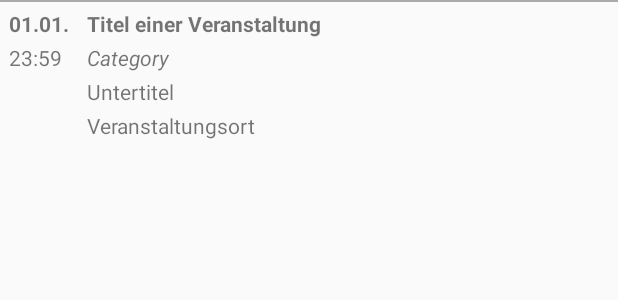
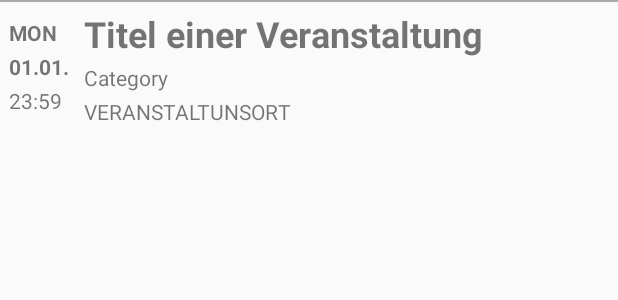
Before and after one commit to intergalacticsuperhero/Hypezig, an Android app: the layout layout_listitem.xml on its own in the app's theme, with its tools: preview values and no code run, on a phone screen of 412 x 824 dp. Shown: the top 300 px of the screen. Run offline under Robolectric (Android 15) with nearby library versions, the phone set to English and light mode, and no system bars.

Commit message:
Implement detail view

```diff
--- a/app/src/main/AndroidManifest.xml
+++ b/app/src/main/AndroidManifest.xml
@@ -2,7 +2,7 @@
 <manifest xmlns:android="http://schemas.android.com/apk/res/android"
     package="com.example.javaapp">
 
-    <uses-permission android:name="android.permission.INTERNET"/>
+    <uses-permission android:name="android.permission.INTERNET" />
 
     <application
         android:allowBackup="true"
@@ -11,6 +11,7 @@
         android:roundIcon="@mipmap/ic_launcher_round"
         android:supportsRtl="true"
         android:theme="@style/AppTheme">
+        <activity android:name=".EventDetailsActivity"></activity>
         <activity android:name=".MainActivity">
             <intent-filter>
                 <action android:name="android.intent.action.MAIN" />
--- a/app/src/main/java/com/example/javaapp/db/EventDao.java
+++ b/app/src/main/java/com/example/javaapp/db/EventDao.java
@@ -12,6 +12,9 @@ import java.util.List;
 @Dao
 public interface EventDao {
 
+    @Query("SELECT * from event WHERE eventId = :eventId")
+    Event getByEventId(int eventId);
+
     @Query("SELECT * from event ORDER by date, locationName, category")
     List<Event> getAll();
 
@@ -20,6 +23,8 @@ public interface EventDao {
 
     @Query("SELECT * from event ORDER by locationName, date, category")
     List<Event> getAllOrderedByLocation();
+
+
 
     @Insert
     void insertAll(Event... events);
--- a/app/src/main/res/layout/layout_listitem.xml
+++ b/app/src/main/res/layout/layout_listitem.xml
@@ -3,6 +3,14 @@
     android:layout_width="match_parent" android:layout_height="wrap_content"
     android:id="@+id/parent_layout">
 
+    <TextView
+        android:id="@+id/day"
+        android:layout_width="wrap_content"
+        android:layout_height="wrap_content"
+        android:text="MON"
+        android:layout_marginLeft="6dp"
+        android:layout_marginTop="12dp"
+        android:textStyle="bold" />
 
 
     <TextView
@@ -11,7 +19,8 @@
         android:layout_height="wrap_content"
         android:text="01.01."
         android:layout_marginLeft="6dp"
-        android:layout_marginTop="6dp"
+        android:layout_marginTop="3dp"
+        android:layout_below="@+id/day"
         android:textStyle="bold" />
 
     <TextView
@@ -28,10 +37,14 @@
         android:id="@+id/title"
         android:layout_width="wrap_content"
         android:layout_height="wrap_content"
-        android:layout_marginLeft="12dp"
+        android:layout_alignParentEnd="true"
+        android:layout_alignParentRight="true"
+        android:layout_marginLeft="18dp"
         android:layout_marginTop="6dp"
-        android:layout_toRightOf="@+id/date"
+        android:layout_marginRight="12dp"
+        android:layout_toRightOf="@+id/day"
         android:text="Titel einer Veranstaltung"
+        android:textSize="24sp"
         android:textStyle="bold" />
 
 
@@ -41,32 +54,21 @@
         android:layout_height="wrap_content"
         android:layout_below="@+id/title"
         android:layout_marginTop="3dp"
-        android:layout_toRightOf="@+id/date"
-        android:layout_marginLeft="12dp"
-        android:text="Category"
-        android:textStyle="italic" />
-
-    <TextView
-        android:id="@+id/subtitle"
-        android:layout_width="wrap_content"
-        android:layout_height="wrap_content"
-        android:layout_below="@+id/category"
-        android:layout_toRightOf="@+id/date"
-        android:layout_marginTop="3dp"
-        android:layout_marginLeft="12dp"
-        android:text="Untertitel" />
+        android:layout_toRightOf="@+id/day"
+        android:layout_marginLeft="18dp"
+        android:text="Category" />
 
 
     <TextView
         android:id="@+id/location"
         android:layout_width="wrap_content"
         android:layout_height="wrap_content"
-        android:layout_below="@+id/subtitle"
-        android:layout_marginLeft="12dp"
+        android:layout_below="@+id/category"
+        android:layout_marginLeft="18dp"
         android:layout_marginTop="3dp"
         android:layout_marginBottom="6dp"
-        android:layout_toRightOf="@+id/date"
-        android:text="Veranstaltungsort" />
+        android:layout_toRightOf="@+id/day"
+        android:text="VERANSTALTUNSORT" />
 
     <View
         android:id="@+id/divider"
--- a/settings.gradle
+++ b/settings.gradle
@@ -1,2 +1,2 @@
 include ':app'
-rootProject.name='JavaApp'
+rootProject.name='Hypezig'
```
Also changed, not shown: app/src/main/java/com/example/javaapp/EventDetailsActivity.java (added, +97 -0 lines), app/src/main/java/com/example/javaapp/MainActivity.java (+4 -11 lines), app/src/main/java/com/example/javaapp/RecyclerViewAdapter.java (+13 -16 lines), app/src/main/res/layout/activity_event_details.xml (added, +131 -0 lines), app/src/main/res/layout/activity_main.xml (+10 -26 lines).
